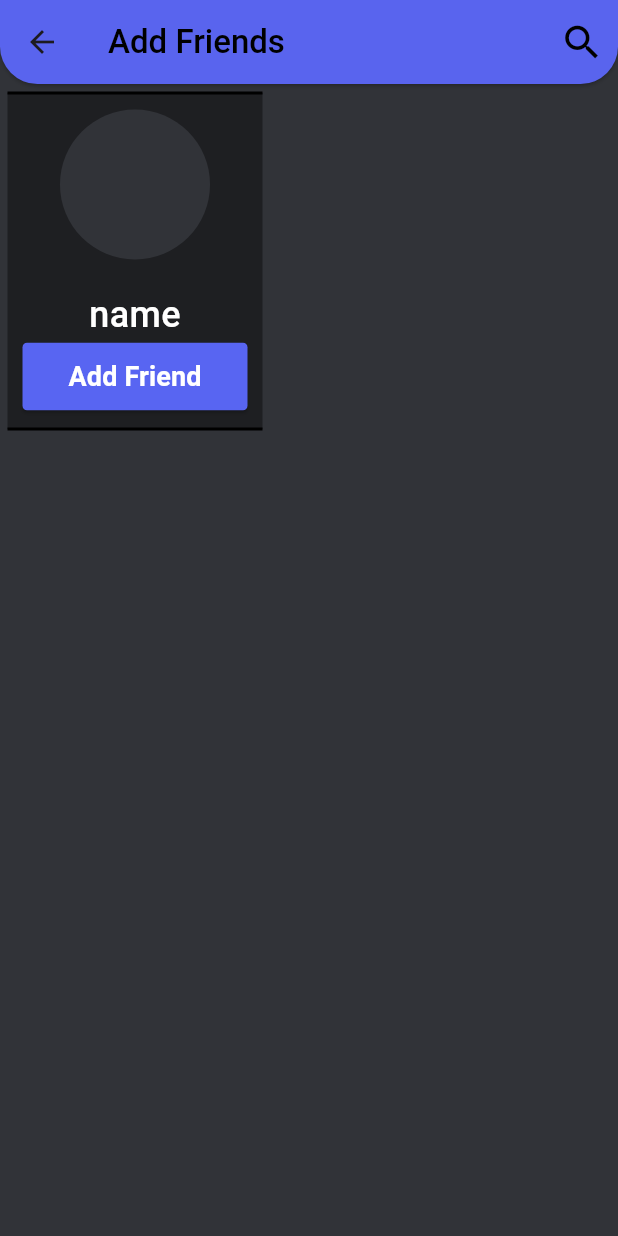
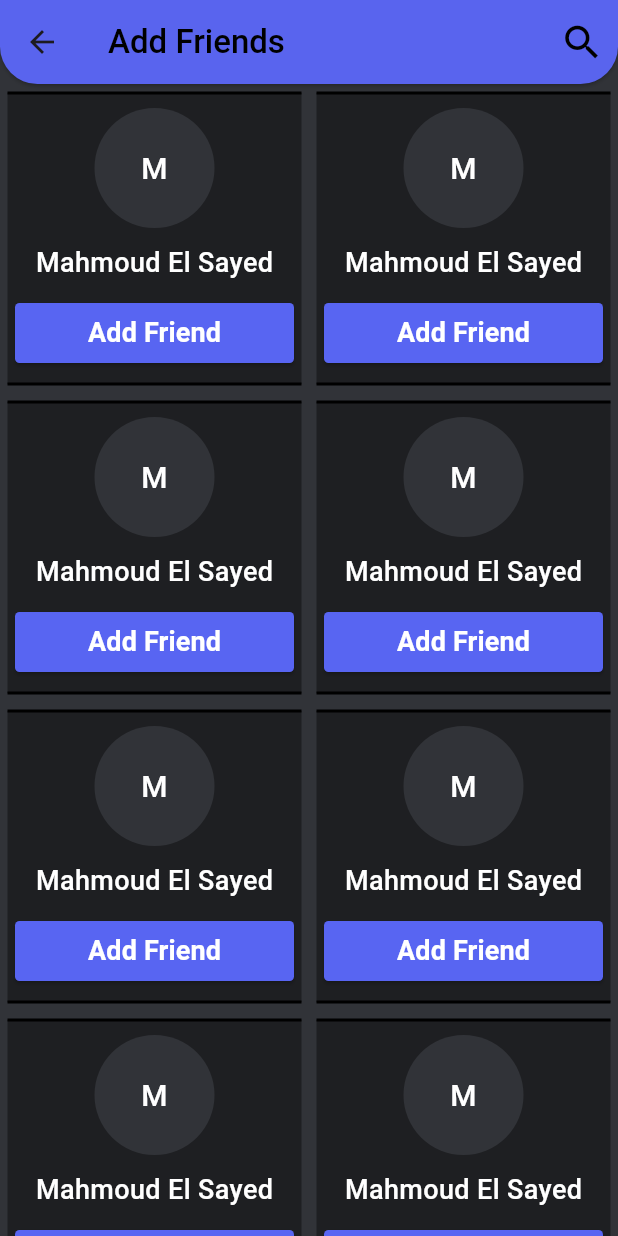
Before and after one commit to MAHMOUDELSAYED69/Chat-Stream, a Flutter app: the AddFriend screen opened by its route, on a phone screen of 412 x 824 dp. Run offline on Flutter 3.47's test engine with Material 3 defaults, Android fonts, the phone set to English and light mode, and no system bars; our stand-ins replace bloc, cloud_firestore, firebase_auth, firebase_core, flutter_bloc, google_sign_in and 3 more; accounts and stored records are empty.

Commit message:
refactor add friend card and display it in add friend screen.

```diff
--- a/lib/view/screen/home/add_friend.dart
+++ b/lib/view/screen/home/add_friend.dart
@@ -19,8 +19,8 @@ class AddFriend extends StatelessWidget {
                   bottomLeft: Radius.circular(25),
                   bottomRight: Radius.circular(25))),
           title: const Text("Add Friends",
-            style:
-                TextStyle(fontWeight: FontWeight.w500, color: MyColors.black)),
+              style: TextStyle(
+                  fontWeight: FontWeight.w500, color: MyColors.black)),
           actions: [
             IconButton(
                 onPressed: () {},
@@ -31,12 +31,13 @@ class AddFriend extends StatelessWidget {
                 )),
           ],
         ),
-      body: const Column(children: [
-        AddFriendCard(
-          circleAvatar: "",
-          name: "name",
-        )
-      ]),
-    );
+        body: GridView.builder(
+          gridDelegate: const SliverGridDelegateWithFixedCrossAxisCount(
+              crossAxisCount: 2),
+          itemCount: 20,
+          physics: const BouncingScrollPhysics(),
+          itemBuilder: (context, index) =>
+              const AddFriendCard(circleAvatar: "M", name: "Mahmoud El Sayed"),
+        ));
   }
 }
--- a/lib/view/widget/custom_add_friend_card.dart
+++ b/lib/view/widget/custom_add_friend_card.dart
@@ -22,12 +22,9 @@ class _AddFriendCardState extends State<AddFriendCard> {
   bool isTap = false;
   @override
   Widget build(BuildContext context) {
-    return InkWell(
-      onTap: widget.onTap,
-      child: Container(
-        width: 170,
+    return Container(
       margin: const EdgeInsets.all(5),
-        padding: const EdgeInsets.all(10),
+      padding: const EdgeInsets.all(5),
       decoration: const BoxDecoration(
           color: MyColors.darkGrey2,
           border: Border.symmetric(
@@ -36,25 +33,26 @@ class _AddFriendCardState extends State<AddFriendCard> {
         mainAxisAlignment: MainAxisAlignment.center,
         children: [
           CircleAvatar(
-              radius: 50,
+            radius: 40,
             backgroundColor: MyColors.darkGrey,
             child: Text(
               widget.circleAvatar,
               style: const TextStyle(fontSize: 20, color: MyColors.white),
             ),
           ),
-            const SizedBox(height: 20),
+          const SizedBox(height: 10),
           Text(
             widget.name,
             overflow: TextOverflow.ellipsis,
             style: const TextStyle(
-                  fontSize: 24,
+                fontSize: 18,
                 color: MyColors.white,
                 fontWeight: FontWeight.w500),
           ),
+          const SizedBox(height: 10),
           CustomButton(
             color: isTap ? MyColors.lightGrey : MyColors.purple,
-              height: 45,
+            height: 40,
             widget: isTap
                 ? const Text(
                     "Send",
@@ -81,7 +79,6 @@ class _AddFriendCardState extends State<AddFriendCard> {
           )
         ],
       ),
-      ),
     );
   }
 }
```
Lines whose indentation alone changed are shown as unchanged.
